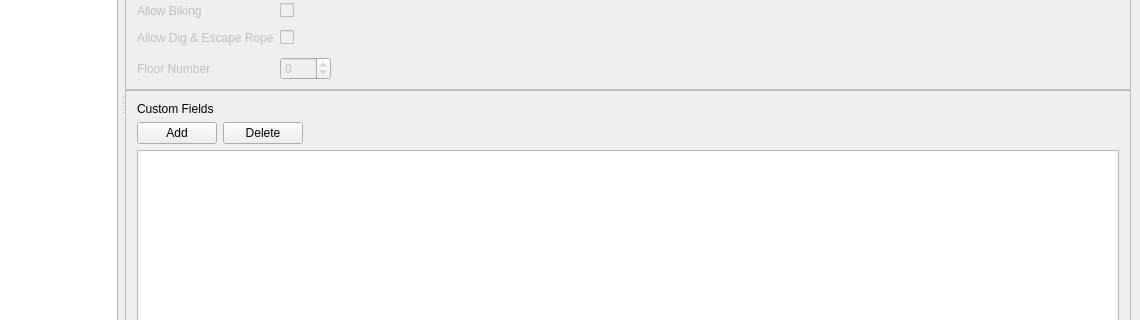
Before: the Qt Designer form forms/mainwindow.ui in huderlem/porymap, drawn with Qt 5; both pictures show x 147 to 1287 and y 305 to 625 of the 1287 by 815 pixel window.
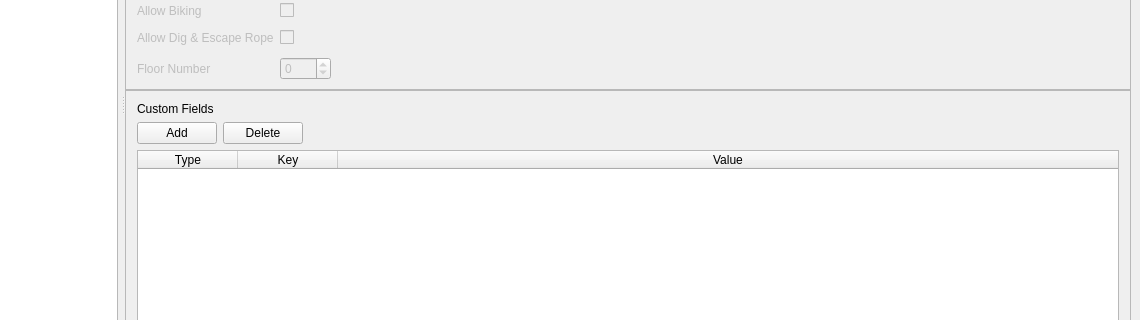
After: the same form once the commit is applied. The open tabs and pages were chosen to show the change. Icons and pictures are not drawn. Custom widgets are drawn as their Qt base class.

Commit message: WIP Adjust custom attributes table

The edit to the form file:
```diff
--- a/forms/mainwindow.ui
+++ b/forms/mainwindow.ui
@@ -2125,7 +2125,7 @@
                   <string>Custom fields will be added to the map.json file for the current map.</string>
                  </property>
                  <attribute name="horizontalHeaderVisible">
-                  <bool>false</bool>
+                  <bool>true</bool>
                  </attribute>
                  <attribute name="horizontalHeaderCascadingSectionResizes">
                   <bool>false</bool>
```
The commit also changes 2 other files.
